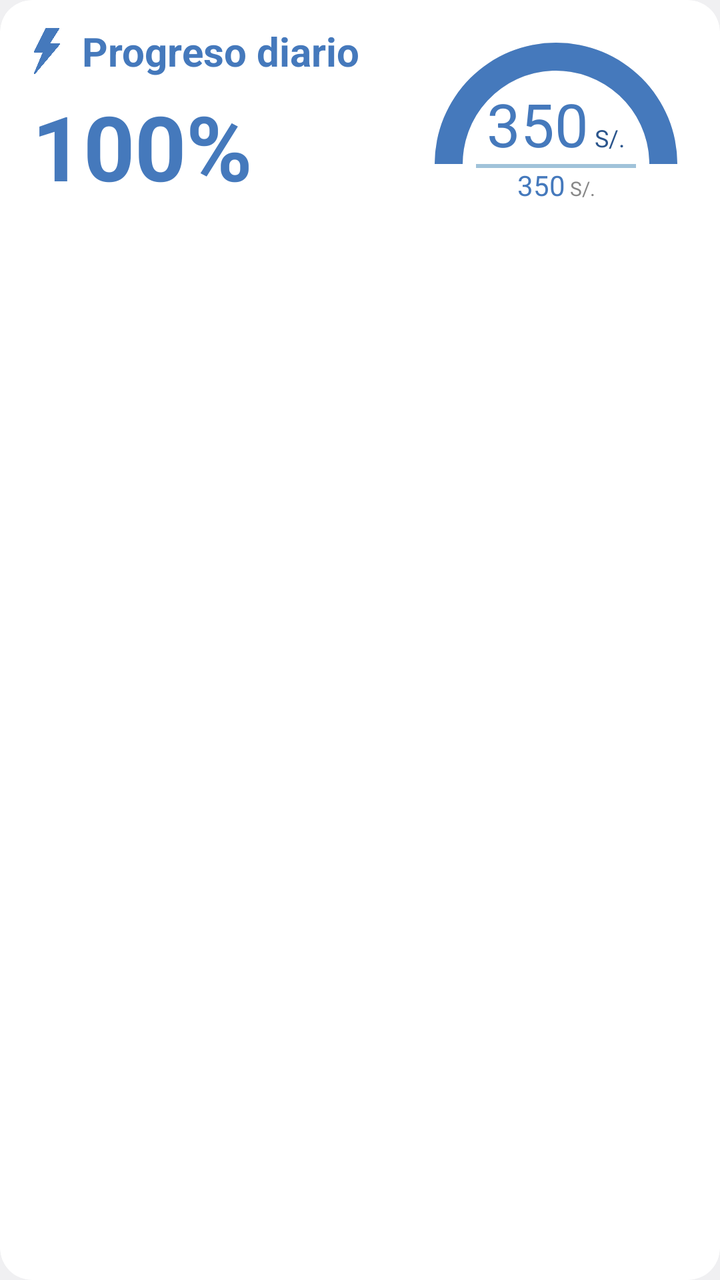
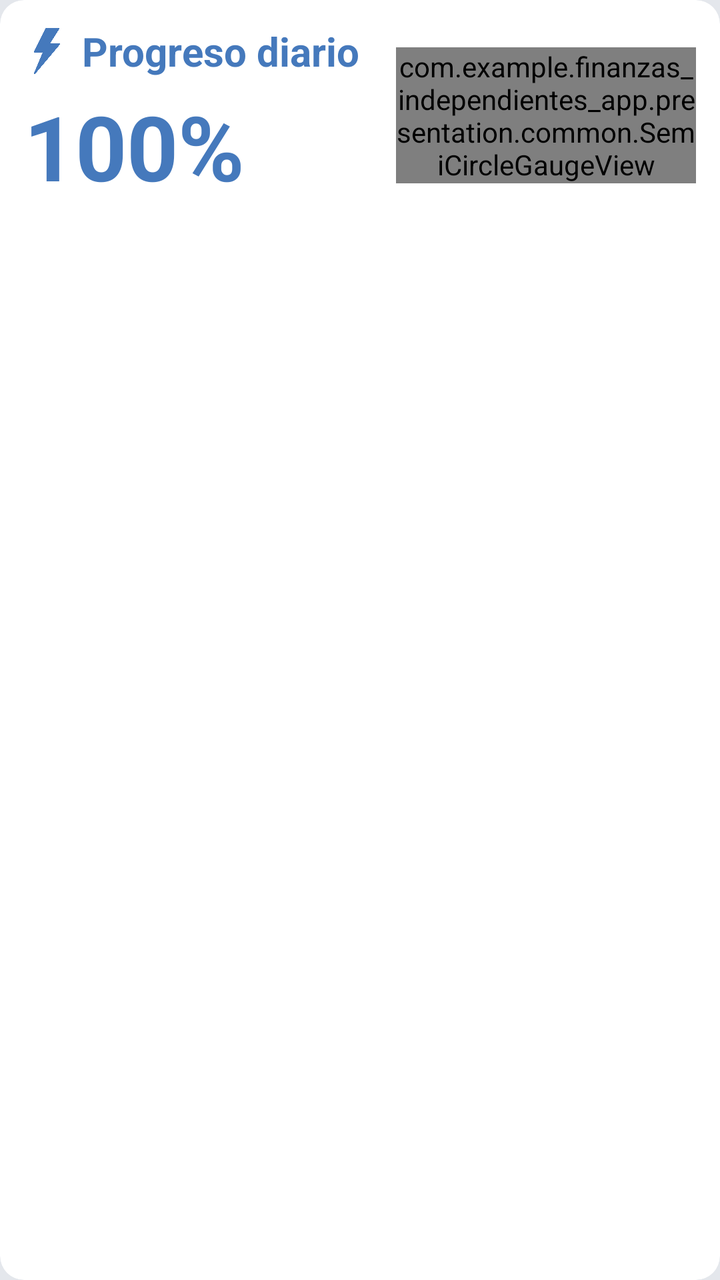

Before-and-after screenshots of an Android layout around one commit, followed by the original layout XML and the change that was made.
<!-- AndroidManifest.xml: application theme Theme.Finanzas_independientes_app -->
<!-- res/layout/layout_dashboard_progreso_diario.xml -->
<?xml version="1.0" encoding="utf-8"?>
<com.google.android.material.card.MaterialCardView
    xmlns:android="http://schemas.android.com/apk/res/android"
    xmlns:app="http://schemas.android.com/apk/res-auto"
    android:id="@+id/cardProgresoDiario"
    android:layout_width="match_parent"
    android:layout_height="160dp"
    app:cardBackgroundColor="?attr/colorSurface"
    app:cardCornerRadius="16dp"
    app:cardElevation="0dp"
    app:strokeWidth="0dp">

    <androidx.constraintlayout.widget.ConstraintLayout
        android:layout_width="match_parent"
        android:layout_height="wrap_content"
        android:padding="12dp">

        <LinearLayout
            android:id="@+id/llDiarioStatus"
            android:layout_width="wrap_content"
            android:layout_height="wrap_content"
            android:gravity="center_vertical"
            android:orientation="horizontal"
            app:layout_constraintStart_toStartOf="parent"
            app:layout_constraintTop_toTopOf="parent">

            <ImageView
                android:id="@+id/ivDiarioIcon"
                android:layout_width="23dp"
                android:layout_height="23dp"
                android:layout_marginEnd="6dp"
                android:src="@drawable/ic_power_full_b" />

            <TextView
                android:id="@+id/tvProgresoTitle"
                android:layout_width="wrap_content"
                android:layout_height="wrap_content"
                android:text="Progreso diario"
                android:textColor="@color/blue_primary"
                android:textSize="20sp"
                android:textStyle="bold" />
        </LinearLayout>

        <TextView
            android:id="@+id/tvProgresoPorcentaje"
            android:layout_width="wrap_content"
            android:layout_height="wrap_content"
            android:layout_marginStart="4dp"
            android:layout_marginTop="4dp"
            android:text="100%"
            android:textColor="@color/blue_primary"
            android:textSize="45sp"
            android:textStyle="bold"
            app:layout_constraintStart_toStartOf="parent"
            app:layout_constraintTop_toBottomOf="@id/llDiarioStatus" />

        <FrameLayout
            android:id="@+id/flSemicircle"
            android:layout_width="140dp"
            android:layout_height="70dp"
            android:clipChildren="true"
            app:layout_constraintEnd_toEndOf="parent"
            app:layout_constraintTop_toTopOf="parent">

            <ProgressBar
                style="?android:attr/progressBarStyleHorizontal"
                android:layout_width="140dp"
                android:layout_height="140dp"
                android:max="200"
                android:progress="100"
                android:progressDrawable="@drawable/circular_progress_background"
                android:rotation="180" />

            <ProgressBar
                android:id="@+id/pbProgresoDiario"
                style="?android:attr/progressBarStyleHorizontal"
                android:layout_width="140dp"
                android:layout_height="140dp"
                android:max="200"
                android:progress="155"
                android:progressDrawable="@drawable/circular_progress_bar"
                android:rotation="180" />
        </FrameLayout>

        <LinearLayout
            android:id="@+id/llTopMonto"
            android:layout_width="wrap_content"
            android:layout_height="wrap_content"
            android:orientation="horizontal"
            android:gravity="bottom"
            app:layout_constraintEnd_toEndOf="@id/flSemicircle"
            app:layout_constraintStart_toStartOf="@id/flSemicircle"
            app:layout_constraintBottom_toTopOf="@id/viewDivider">
            <TextView android:id="@+id/tvMontoActual" android:layout_width="wrap_content" android:layout_height="wrap_content" android:text="350" android:textColor="@color/blue_primary" android:textSize="30sp"/>
            <TextView android:layout_width="wrap_content" android:layout_height="wrap_content" android:paddingBottom="4dp" android:text=" S/." android:textColor="@color/blue_dark" android:textSize="12sp" />
        </LinearLayout>

        <View
            android:id="@+id/viewDivider"
            android:layout_width="80dp"
            android:layout_height="2dp"
            android:background="@color/blue_divider"
            app:layout_constraintEnd_toEndOf="@id/flSemicircle"
            app:layout_constraintStart_toStartOf="@id/flSemicircle"
            app:layout_constraintTop_toBottomOf="@id/flSemicircle" />

        <LinearLayout
            android:layout_width="wrap_content"
            android:layout_height="wrap_content"
            android:orientation="horizontal"
            android:gravity="bottom"
            app:layout_constraintEnd_toEndOf="@id/flSemicircle"
            app:layout_constraintStart_toStartOf="@id/flSemicircle"
            app:layout_constraintTop_toBottomOf="@id/viewDivider">
            <TextView android:id="@+id/tvMontoObjetivo" android:layout_width="wrap_content" android:layout_height="wrap_content" android:text="350" android:textColor="@color/blue_primary" android:textSize="14sp"/>
            <TextView android:layout_width="wrap_content" android:layout_height="wrap_content" android:paddingBottom="2dp" android:text=" S/." android:textColor="@color/text_gray" android:textSize="10sp" />
        </LinearLayout>
    </androidx.constraintlayout.widget.ConstraintLayout>
</com.google.android.material.card.MaterialCardView>
<!-- resources referenced by this layout -->
<resources>
  <color name="blue_dark">#2B558C</color>
  <color name="blue_divider">#A0C3D9</color>
  <color name="blue_primary">#4579BC</color>
  <color name="text_gray">#888888</color>
  <!-- drawable circular_progress_background (drawable) -->
  <?xml version="1.0" encoding="utf-8"?>
  <layer-list xmlns:android="http://schemas.android.com/apk/res/android">
      <item>
          <shape android:shape="ring" android:thicknessRatio="10" android:useLevel="false">
              <solid android:color="#E0E0E0" />
          </shape>
      </item>
  </layer-list>
  <!-- drawable circular_progress_bar (drawable) -->
  <?xml version="1.0" encoding="utf-8"?>
  <layer-list xmlns:android="http://schemas.android.com/apk/res/android">
      <item>
          <rotate android:fromDegrees="270" android:toDegrees="270">
              <shape android:shape="ring" android:thicknessRatio="10" android:useLevel="true">
                  <solid android:color="#4579BC" />
              </shape>
          </rotate>
      </item>
  </layer-list>
  <!-- drawable ic_power_full_b: png bitmap (drawable, 11371 bytes) -->
  <style name="Theme.Finanzas_independientes_app" parent="Base.Theme.Finanzas_independientes_app" />
  <style name="Base.Theme.Finanzas_independientes_app" parent="Theme.Material3.DayNight.NoActionBar">
          <item name="colorPrimary">@color/blue_primary</item>
          <item name="colorOnPrimary">@color/white</item>
          <item name="colorSecondary">@color/blue_dark</item>
          <item name="colorOnSecondary">@color/white</item>
          <item name="colorSurface">@color/surface</item>
          <item name="colorOnSurface">@color/on_surface</item>
          <item name="colorSurfaceVariant">@color/surface_variant</item>
          <item name="colorOnSurfaceVariant">@color/on_surface_variant</item>
          <item name="android:colorBackground">@color/background</item>
          <item name="colorError">@color/error_red</item>
          <item name="colorOutline">@color/outline</item>
      </style>
  <color name="white">#FFFFFF</color>
  <color name="surface">#FFFFFF</color>
  <color name="on_surface">#222222</color>
  <color name="surface_variant">#F0F0F2</color>
  <color name="on_surface_variant">#555555</color>
  <color name="background">#F0F0F2</color>
  <color name="error_red">#B00020</color>
  <color name="outline">#C4C4C4</color>
</resources>

<!-- the commit's change to res/layout/layout_dashboard_progreso_diario.xml (unified diff, before → after) -->
@@ -6,7 +6,7 @@
     android:layout_width="match_parent"
     android:layout_height="160dp"
     app:cardBackgroundColor="?attr/colorSurface"
-    app:cardCornerRadius="16dp"
+    app:shapeAppearance="@style/ShapeAppearance.App.MediumComponent"
     app:cardElevation="0dp"
     app:strokeWidth="0dp">
 
@@ -36,7 +36,7 @@
                 android:layout_width="wrap_content"
                 android:layout_height="wrap_content"
                 android:text="Progreso diario"
-                android:textColor="@color/blue_primary"
+                android:textColor="?attr/colorPrimary"
                 android:textSize="20sp"
                 android:textStyle="bold" />
         </LinearLayout>
@@ -45,75 +45,20 @@
             android:id="@+id/tvProgresoPorcentaje"
             android:layout_width="wrap_content"
             android:layout_height="wrap_content"
-            android:layout_marginStart="4dp"
             android:layout_marginTop="4dp"
             android:text="100%"
-            android:textColor="@color/blue_primary"
+            android:textColor="?attr/colorPrimary"
             android:textSize="45sp"
             android:textStyle="bold"
             app:layout_constraintStart_toStartOf="parent"
             app:layout_constraintTop_toBottomOf="@id/llDiarioStatus" />
 
-        <FrameLayout
-            android:id="@+id/flSemicircle"
-            android:layout_width="140dp"
-            android:layout_height="70dp"
-            android:clipChildren="true"
+        <com.example.finanzas_independientes_app.presentation.common.SemiCircleGaugeView
+            android:id="@+id/gaugeProgresoDiario"
+            android:layout_width="150dp"
+            android:layout_height="wrap_content"
+            app:layout_constraintBottom_toBottomOf="parent"
             app:layout_constraintEnd_toEndOf="parent"
-            app:layout_constraintTop_toTopOf="parent">
-
-            <ProgressBar
-                style="?android:attr/progressBarStyleHorizontal"
-                android:layout_width="140dp"
-                android:layout_height="140dp"
-                android:max="200"
-                android:progress="100"
-                android:progressDrawable="@drawable/circular_progress_background"
-                android:rotation="180" />
-
-            <ProgressBar
-                android:id="@+id/pbProgresoDiario"
-                style="?android:attr/progressBarStyleHorizontal"
-                android:layout_width="140dp"
-                android:layout_height="140dp"
-                android:max="200"
-                android:progress="155"
-                android:progressDrawable="@drawable/circular_progress_bar"
-                android:rotation="180" />
-        </FrameLayout>
-
-        <LinearLayout
-            android:id="@+id/llTopMonto"
-            android:layout_width="wrap_content"
-            android:layout_height="wrap_content"
-            android:orientation="horizontal"
-            android:gravity="bottom"
-            app:layout_constraintEnd_toEndOf="@id/flSemicircle"
-            app:layout_constraintStart_toStartOf="@id/flSemicircle"
-            app:layout_constraintBottom_toTopOf="@id/viewDivider">
-            <TextView android:id="@+id/tvMontoActual" android:layout_width="wrap_content" android:layout_height="wrap_content" android:text="350" android:textColor="@color/blue_primary" android:textSize="30sp"/>
-            <TextView android:layout_width="wrap_content" android:layout_height="wrap_content" android:paddingBottom="4dp" android:text=" S/." android:textColor="@color/blue_dark" android:textSize="12sp" />
-        </LinearLayout>
-
-        <View
-            android:id="@+id/viewDivider"
-            android:layout_width="80dp"
-            android:layout_height="2dp"
-            android:background="@color/blue_divider"
-            app:layout_constraintEnd_toEndOf="@id/flSemicircle"
-            app:layout_constraintStart_toStartOf="@id/flSemicircle"
-            app:layout_constraintTop_toBottomOf="@id/flSemicircle" />
-
-        <LinearLayout
-            android:layout_width="wrap_content"
-            android:layout_height="wrap_content"
-            android:orientation="horizontal"
-            android:gravity="bottom"
-            app:layout_constraintEnd_toEndOf="@id/flSemicircle"
-            app:layout_constraintStart_toStartOf="@id/flSemicircle"
-            app:layout_constraintTop_toBottomOf="@id/viewDivider">
-            <TextView android:id="@+id/tvMontoObjetivo" android:layout_width="wrap_content" android:layout_height="wrap_content" android:text="350" android:textColor="@color/blue_primary" android:textSize="14sp"/>
-            <TextView android:layout_width="wrap_content" android:layout_height="wrap_content" android:paddingBottom="2dp" android:text=" S/." android:textColor="@color/text_gray" android:textSize="10sp" />
-        </LinearLayout>
+            app:layout_constraintTop_toTopOf="parent" />
     </androidx.constraintlayout.widget.ConstraintLayout>
 </com.google.android.material.card.MaterialCardView>
<!-- resource entries referenced after the edit -->
@@ -1,51 +1,40 @@
 <!-- resources referenced by this layout -->
 <resources>
   <color name="blue_dark">#2B558C</color>
-  <color name="blue_divider">#A0C3D9</color>
   <color name="blue_primary">#4579BC</color>
-  <color name="text_gray">#888888</color>
-  <!-- drawable circular_progress_background (drawable) -->
-  <?xml version="1.0" encoding="utf-8"?>
-  <layer-list xmlns:android="http://schemas.android.com/apk/res/android">
-      <item>
-          <shape android:shape="ring" android:thicknessRatio="10" android:useLevel="false">
-              <solid android:color="#E0E0E0" />
-          </shape>
-      </item>
-  </layer-list>
-  <!-- drawable circular_progress_bar (drawable) -->
-  <?xml version="1.0" encoding="utf-8"?>
-  <layer-list xmlns:android="http://schemas.android.com/apk/res/android">
-      <item>
-          <rotate android:fromDegrees="270" android:toDegrees="270">
-              <shape android:shape="ring" android:thicknessRatio="10" android:useLevel="true">
-                  <solid android:color="#4579BC" />
-              </shape>
-          </rotate>
-      </item>
-  </layer-list>
   <!-- drawable ic_power_full_b: png bitmap (drawable, 11371 bytes) -->
+  <style name="ShapeAppearance.App.MediumComponent" parent="ShapeAppearance.Material3.MediumComponent">
+          <item name="cornerSize">12dp</item>
+      </style>
   <style name="Theme.Finanzas_independientes_app" parent="Base.Theme.Finanzas_independientes_app" />
   <style name="Base.Theme.Finanzas_independientes_app" parent="Theme.Material3.DayNight.NoActionBar">
           <item name="colorPrimary">@color/blue_primary</item>
           <item name="colorOnPrimary">@color/white</item>
+          <item name="colorPrimaryContainer">@color/primary_container</item>
+          <item name="colorOnPrimaryContainer">@color/on_primary_container</item>
           <item name="colorSecondary">@color/blue_dark</item>
           <item name="colorOnSecondary">@color/white</item>
           <item name="colorSurface">@color/surface</item>
           <item name="colorOnSurface">@color/on_surface</item>
           <item name="colorSurfaceVariant">@color/surface_variant</item>
           <item name="colorOnSurfaceVariant">@color/on_surface_variant</item>
+          <item name="colorSurfaceContainer">@color/surface_container</item>
           <item name="android:colorBackground">@color/background</item>
           <item name="colorError">@color/error_red</item>
           <item name="colorOutline">@color/outline</item>
+          <item name="colorOutlineVariant">@color/outline_variant</item>
       </style>
   <color name="white">#FFFFFF</color>
+  <color name="primary_container">#DCE7F3</color>
+  <color name="on_primary_container">#0F2942</color>
   <color name="surface">#FFFFFF</color>
   <color name="on_surface">#222222</color>
-  <color name="surface_variant">#F0F0F2</color>
+  <color name="surface_variant">#E4E7EC</color>
   <color name="on_surface_variant">#555555</color>
-  <color name="background">#F0F0F2</color>
+  <color name="surface_container">#E8E9ED</color>
+  <color name="background">#E4E7EC</color>
   <color name="error_red">#B00020</color>
   <color name="outline">#C4C4C4</color>
+  <color name="outline_variant">#E0E0E0</color>
 </resources>
 
